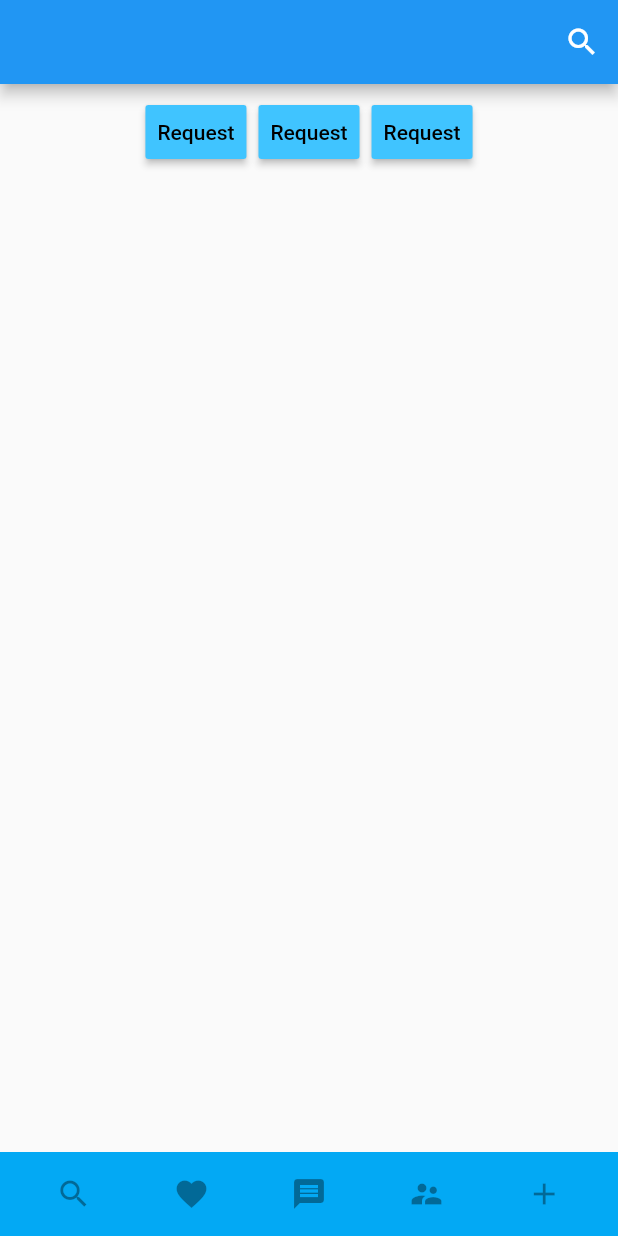
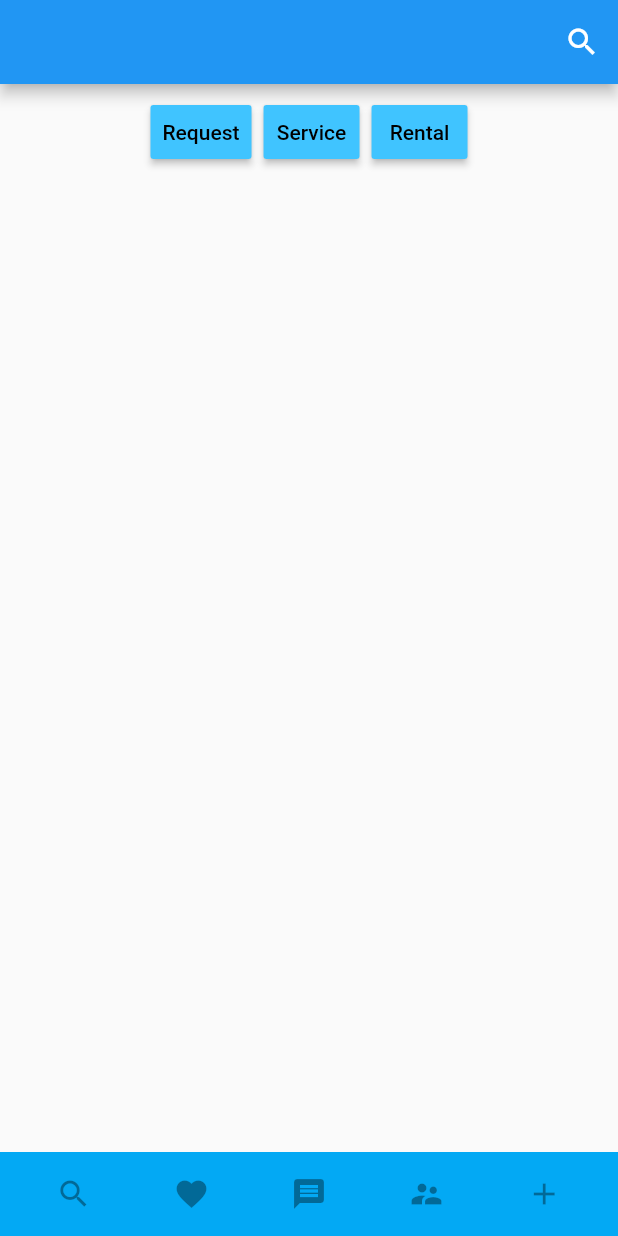
Before and after one commit to jnisitha/client_side_app, a Flutter app: the screen it shows after launch, on a phone screen of 412 x 824 dp. Run offline on Flutter 3.47's test engine with Material 2 defaults, Android fonts, the phone set to English and light mode, and no system bars.

Commit message:
Add RESOURCES.TXT

```diff
--- a/lib/home.dart
+++ b/lib/home.dart
@@ -35,12 +35,12 @@ class HomeBody extends StatelessWidget {
             ),
             RaisedButton(
               color: Colors.lightBlueAccent,
-              child: const Text('Request'),
+              child: const Text('Service'),
               onPressed: (){},
             ),
             RaisedButton(
               color: Colors.lightBlueAccent,
-              child: const Text('Request'),
+              child: const Text('Rental'),
               onPressed: (){},
             ),
           ],
```
Also changed, not shown: 1 other file.
